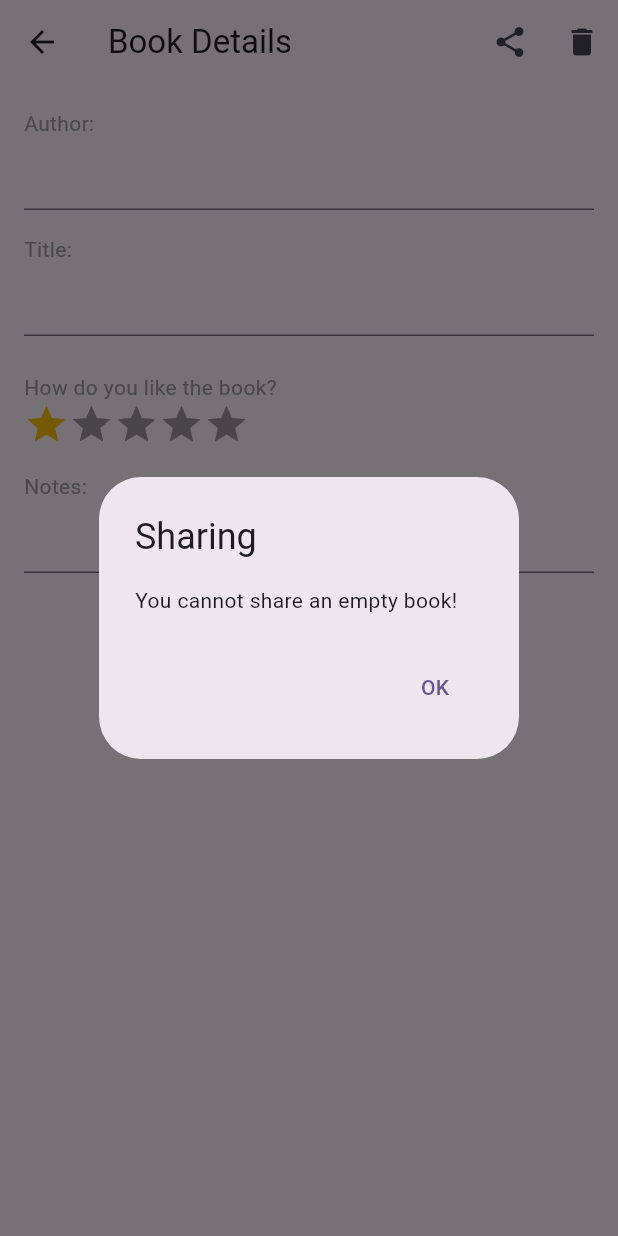
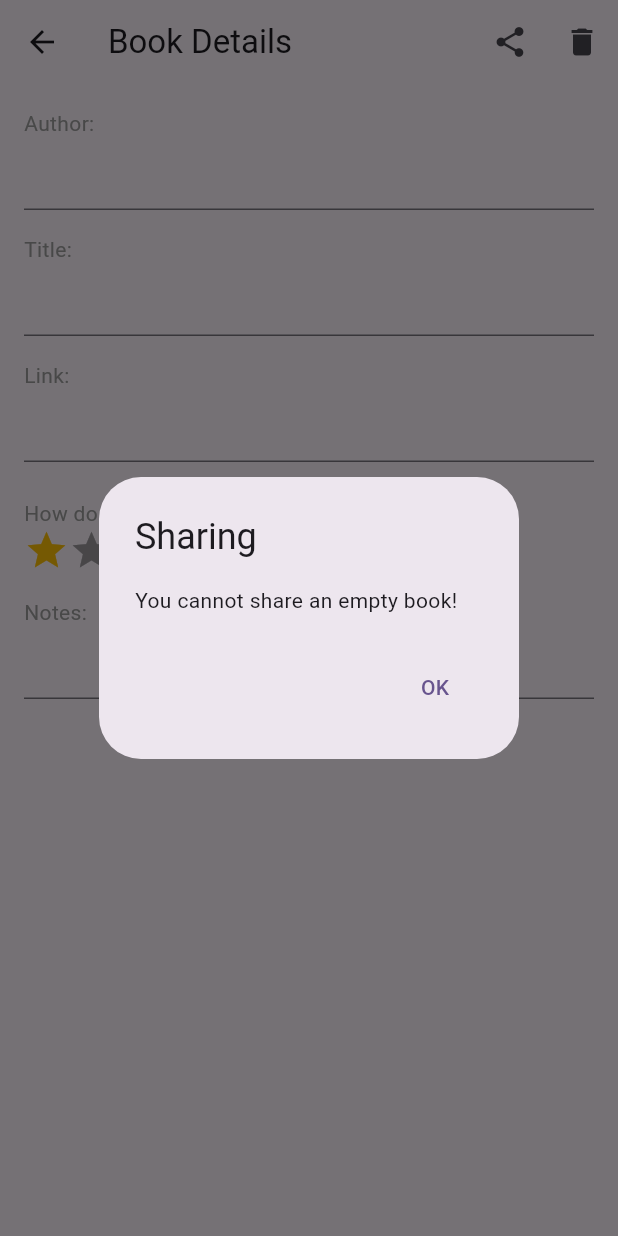
Before and after one commit to AnnaKGT/BookByBook, a Flutter app: the CreateUpdateBookView screen opened by its route, after a tap on the "share" icon, on a phone screen of 412 x 824 dp. Run offline on Flutter 3.47's test engine with Material 3 defaults, Android fonts, the phone set to English and light mode, and no system bars; drawn by our look-alikes of flutter_rating_bar; our stand-ins replace bloc, cloud_firestore, equatable, firebase_auth, firebase_core, flutter_bloc and 1 more; accounts and stored records are empty; generated files the repository leaves out were written again.

```diff
--- a/lib/services/cloud/cloud_book.dart
+++ b/lib/services/cloud/cloud_book.dart
@@ -10,6 +10,7 @@ class CloudBook {
   final String bookAuthor;
   final double bookRating;
   final String bookNotes;
+  final String bookLink;
 
   const CloudBook({
     required this.documentId,
@@ -18,6 +19,7 @@ class CloudBook {
     required this.bookAuthor,
     this.bookRating = 0.0,
     this.bookNotes = ' ',
+    this.bookLink = ' ',
     });
 
   CloudBook.fromSnapshot(QueryDocumentSnapshot<Map<String, dynamic>> snapshot) :
@@ -26,5 +28,6 @@ class CloudBook {
    bookTitle = snapshot.data()[bookTitleFieldName] as String? ?? '',
    bookNotes = snapshot.data()[bookNotesFieldName] as String? ?? '',
    bookAuthor = snapshot.data()[bookAuthorFieldName] as String? ?? '',
+   bookLink = snapshot.data()[bookLinkFieldName] as String? ?? '',
    bookRating = (snapshot.data()[bookRatingFieldName] as num?)?.toDouble() ?? 0.0;
 }
--- a/lib/services/cloud/cloud_storage_constants.dart
+++ b/lib/services/cloud/cloud_storage_constants.dart
@@ -3,6 +3,7 @@ const bookTitleFieldName = 'book_title';
 const bookAuthorFieldName = 'book_author';
 const bookRatingFieldName = 'book_rating';
 const bookNotesFieldName = 'book_notes';
+const bookLinkFieldName = 'book_link';
 //const bookDateStart = 'book_date_start';
 //const bookDateEnd = 'book_date_end';
 //const bookStatus = 'book_status';
--- a/lib/services/cloud/firebase_cloud_storage.dart
+++ b/lib/services/cloud/firebase_cloud_storage.dart
@@ -22,6 +22,7 @@ class FirebaseCloudStorage {
     required String bookTitle,
     required String bookAuthor,
     required String bookNotes,
+    required String bookLink,
     required double bookRating
   }) async {
     try {
@@ -30,6 +31,7 @@ class FirebaseCloudStorage {
         bookAuthorFieldName: bookAuthor,
         bookRatingFieldName: bookRating,
         bookNotesFieldName: bookNotes,
+        bookLinkFieldName: bookLink,
       });
     } catch (e) {
       throw CouldNotUpdateBookException();
@@ -62,6 +64,7 @@ class FirebaseCloudStorage {
       bookTitleFieldName: '',
       bookAuthorFieldName: '',
       bookNotesFieldName: '',
+      bookLinkFieldName: '',
       bookRatingFieldName: 0.0,
     });
     final fetchedBook = await document;
@@ -72,6 +75,7 @@ class FirebaseCloudStorage {
       bookAuthor: '',
       bookRating: 0.0,
       bookNotes: '',
+      bookLink: '',
       );
     } catch (e) {
       throw CouldNotCreateBookException();
--- a/lib/views/books/create_update_book_view.dart
+++ b/lib/views/books/create_update_book_view.dart
@@ -26,6 +26,7 @@ class _CreateUpdateBookViewState extends State<CreateUpdateBookView> {
   late final TextEditingController _textControllerAuthor;
   late final TextEditingController _textControllerTitle;
   late final TextEditingController _textControllerNotes;
+  late final TextEditingController _textControllerLink;
   double _currentRating = 0.0;
 
   late Future<CloudBook> _bookFuture;
@@ -36,6 +37,7 @@ class _CreateUpdateBookViewState extends State<CreateUpdateBookView> {
     _textControllerAuthor = TextEditingController();
     _textControllerTitle = TextEditingController();
     _textControllerNotes = TextEditingController();
+    _textControllerLink = TextEditingController();
     super.initState();
   }
 
@@ -56,6 +58,7 @@ class _CreateUpdateBookViewState extends State<CreateUpdateBookView> {
       bookTitle: _textControllerTitle.text,
       bookAuthor: _textControllerAuthor.text,
       bookNotes: _textControllerNotes.text,
+      bookLink: _textControllerLink.text,
       bookRating: _currentRating,
       );
   }
@@ -67,6 +70,8 @@ class _CreateUpdateBookViewState extends State<CreateUpdateBookView> {
     _textControllerTitle.addListener(_textControllerListener);
     _textControllerNotes.removeListener(_textControllerListener);
     _textControllerNotes.addListener(_textControllerListener);
+    _textControllerLink.removeListener(_textControllerListener);
+    _textControllerLink.addListener(_textControllerListener);
   }
 
 
@@ -79,6 +84,7 @@ class _CreateUpdateBookViewState extends State<CreateUpdateBookView> {
       _textControllerTitle.text = widgetBook.bookTitle;
       _textControllerAuthor.text = widgetBook.bookAuthor;
       _textControllerNotes.text = widgetBook.bookNotes;
+      _textControllerLink.text = widgetBook.bookLink;
       _currentRating = widgetBook.bookRating;
       return widgetBook;
     }
@@ -107,12 +113,14 @@ class _CreateUpdateBookViewState extends State<CreateUpdateBookView> {
     final textTitle = _textControllerTitle.text;
     final textAuthor = _textControllerAuthor.text;
     final textNotes = _textControllerNotes.text;
+    final textLink = _textControllerLink.text;
     if (textTitle.isNotEmpty && book != null) {
       await _booksService.updateBook(
         documentId: book.documentId,
         bookTitle: textTitle,
         bookAuthor: textAuthor,
         bookNotes: textNotes,
+        bookLink: textLink,
         bookRating: _currentRating,
         );
     }
@@ -126,6 +134,7 @@ class _CreateUpdateBookViewState extends State<CreateUpdateBookView> {
     _textControllerAuthor.dispose();
     _textControllerTitle.dispose();
     _textControllerNotes.dispose();
+    _textControllerLink.dispose();
     super.dispose();
   }
 
@@ -197,6 +206,16 @@ class _CreateUpdateBookViewState extends State<CreateUpdateBookView> {
                         hintText: ' '
                       )
                     ),
+                    const SizedBox(height: 16,),
+                    const Text(
+                      'Link:',
+                      style: TextStyle(fontSize: 14, color: Colors.grey)),
+                    TextField(
+                      controller: _textControllerLink,
+                      decoration: const InputDecoration(
+                        hintText: ' '
+                      )
+                    ),
 
                     const SizedBox(height: 24,),
                     const Text(
@@ -214,6 +233,7 @@ class _CreateUpdateBookViewState extends State<CreateUpdateBookView> {
                             bookTitle: _textControllerTitle.text,
                             bookAuthor: _textControllerAuthor.text,
                             bookNotes: _textControllerNotes.text,
+                            bookLink: _textControllerLink.text,
                             bookRating: rating,
                             );
                         }
```
